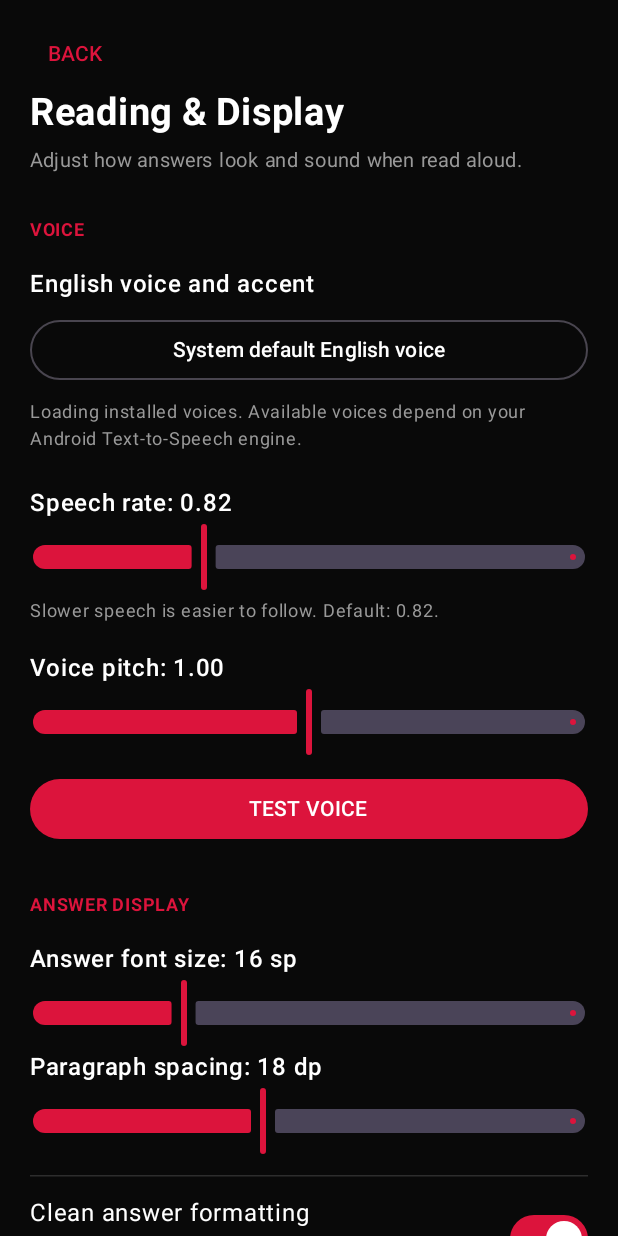
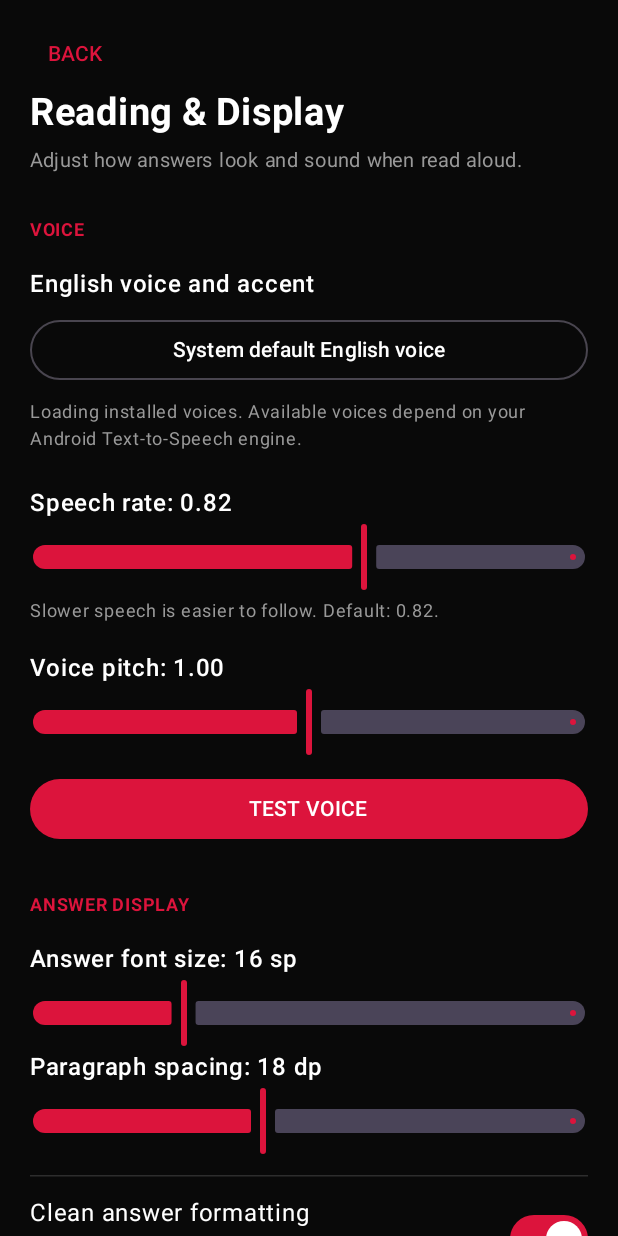
Before and after one commit to Fulltech-Inc-Networks/DevilsCuteHornsAI, an Android app built with Jetpack Compose: the composable ReadingSettingsScreen shown on its own in the app's theme, after a tap on "TEST VOICE", on a phone screen of 412 x 824 dp. Run offline under Robolectric (Android 15) with nearby library versions, the phone set to English and light mode, and no system bars.

Commit message:
Improve AI answer reading and playback settings

```diff
--- a/app/src/main/java/com/fulltech/devilscutehornsai/AppNavigation.kt
+++ b/app/src/main/java/com/fulltech/devilscutehornsai/AppNavigation.kt
@@ -965,7 +965,7 @@ private fun ReadingSettingsScreen(
             onValueChange = {
                 settings = settings.copy(speechRate = it)
             },
-            valueRange = 0.65f..1.2f
+            valueRange = 0.25f..1.2f
         )
         Text(
             "Slower speech is easier to follow. Default: 0.82.",
@@ -1090,6 +1090,106 @@ private fun ReadingSettingsScreen(
                 }
             )
         }
+
+        HorizontalDivider(color = AppMuted.copy(alpha = 0.25f))
+
+        Row(
+            modifier = Modifier
+                .fillMaxWidth()
+                .padding(vertical = 12.dp),
+            verticalAlignment = Alignment.CenterVertically
+        ) {
+            Column(modifier = Modifier.weight(1f)) {
+                Text("Repeat each question three times", color = Color.White)
+                Text(
+                    "Repeat selected question statements during playback.",
+                    color = AppMuted,
+                    fontSize = 12.sp,
+                    lineHeight = 17.sp
+                )
+            }
+            Switch(
+                checked = settings.repeatQuestionThreeTimes,
+                onCheckedChange = {
+                    settings = settings.copy(repeatQuestionThreeTimes = it)
+                }
+            )
+        }
+
+        HorizontalDivider(color = AppMuted.copy(alpha = 0.25f))
+
+        Row(
+            modifier = Modifier
+                .fillMaxWidth()
+                .padding(vertical = 12.dp),
+            verticalAlignment = Alignment.CenterVertically
+        ) {
+            Column(modifier = Modifier.weight(1f)) {
+                Text("Repeat each answer three times", color = Color.White)
+                Text(
+                    "Repeat every answer part three times for easier listening.",
+                    color = AppMuted,
+                    fontSize = 12.sp,
+                    lineHeight = 17.sp
+                )
+            }
+            Switch(
+                checked = settings.repeatAnswerThreeTimes,
+                onCheckedChange = {
+                    settings = settings.copy(repeatAnswerThreeTimes = it)
+                }
+            )
+        }
+
+        HorizontalDivider(color = AppMuted.copy(alpha = 0.25f))
+
+        Row(
+            modifier = Modifier
+                .fillMaxWidth()
+                .padding(vertical = 12.dp),
+            verticalAlignment = Alignment.CenterVertically
+        ) {
+            Column(modifier = Modifier.weight(1f)) {
+                Text("Bluetooth audio only", color = Color.White)
+                Text(
+                    "Pause speech when Bluetooth audio disconnects. "
+                        + "Requires a connected Bluetooth audio device.",
+                    color = AppMuted,
+                    fontSize = 12.sp,
+                    lineHeight = 17.sp
+                )
+            }
+
+            Switch(
+                checked = settings.bluetoothEarbudsOnly,
+                onCheckedChange = {
+                    settings = settings.copy(bluetoothEarbudsOnly = it)
+                }
+            )
+        }
+
+        OutlinedButton(
+            onClick = {
+                try {
+                    context.startActivity(
+                        android.content.Intent(
+                            android.provider.Settings.ACTION_BLUETOOTH_SETTINGS
+                        )
+                    )
+                } catch (_: android.content.ActivityNotFoundException) {
+                    android.widget.Toast.makeText(
+                        context,
+                        "Bluetooth settings are unavailable.",
+                        android.widget.Toast.LENGTH_SHORT
+                    ).show()
+                }
+            },
+            modifier = Modifier.fillMaxWidth()
+        ) {
+            Text("OPEN BLUETOOTH PAIRING", color = Color.White)
+        }
+
+        Spacer(modifier = Modifier.height(12.dp))
 
         OutlinedButton(
             onClick = {
@@ -1523,13 +1623,24 @@ private fun SessionDetailScreen(
         voiceEngine.applySettings(readingSettings)
     }
 
-    LaunchedEffect(session?.answerText, readingSettings) {
-        voiceEngine.setText(
-            DchAnswerFormatter.formatForSpeech(
+    LaunchedEffect(
+        session?.questionTextForSpeech,
+        session?.answerText,
+        readingSettings
+    ) {
+        voiceEngine.setContent(
+            questionText = DchAnswerFormatter.formatForSpeech(
+                session?.questionTextForSpeech.orEmpty(),
+                includeQuestionHeadings = true,
+                cleanFormatting = readingSettings.cleanFormatting
+            ),
+            answerText = DchAnswerFormatter.formatForDisplay(
                 session?.answerText.orEmpty(),
-                readingSettings.includeQuestionHeadings,
                 readingSettings.cleanFormatting
-            )
+            ),
+            includeQuestions = readingSettings.includeQuestionHeadings,
+            repeatQuestions = readingSettings.repeatQuestionThreeTimes,
+            repeatAnswers = readingSettings.repeatAnswerThreeTimes
         )
     }
 
--- a/app/src/main/java/com/fulltech/devilscutehornsai/DchReadingSettings.kt
+++ b/app/src/main/java/com/fulltech/devilscutehornsai/DchReadingSettings.kt
@@ -9,7 +9,10 @@ data class DchReadingSettings(
     val fontSize: Float = 16f,
     val paragraphSpacing: Float = 18f,
     val includeQuestionHeadings: Boolean = false,
-    val cleanFormatting: Boolean = true
+    val cleanFormatting: Boolean = true,
+    val repeatQuestionThreeTimes: Boolean = true,
+    val repeatAnswerThreeTimes: Boolean = true,
+    val bluetoothEarbudsOnly: Boolean = false
 )
 
 class DchReadingSettingsStore(context: Context) {
@@ -28,13 +31,16 @@ class DchReadingSettingsStore(context: Context) {
                 "include_question_headings",
                 false
             ),
-            cleanFormatting = preferences.getBoolean("clean_formatting", true)
+            cleanFormatting = preferences.getBoolean("clean_formatting", true),
+            repeatQuestionThreeTimes = preferences.getBoolean("repeat_question_three_times", true),
+            repeatAnswerThreeTimes = preferences.getBoolean("repeat_answer_three_times", true),
+            bluetoothEarbudsOnly = preferences.getBoolean("bluetooth_earbuds_only", false)
         )
     }
 
     fun save(settings: DchReadingSettings) {
         preferences.edit()
-            .putFloat("speech_rate", settings.speechRate.coerceIn(0.65f, 1.2f))
+            .putFloat("speech_rate", settings.speechRate.coerceIn(0.25f, 1.2f))
             .putFloat("speech_pitch", settings.speechPitch.coerceIn(0.8f, 1.2f))
             .putString("voice_name", settings.voiceName)
             .putFloat("font_size", settings.fontSize.coerceIn(13f, 24f))
@@ -47,6 +53,9 @@ class DchReadingSettingsStore(context: Context) {
                 settings.includeQuestionHeadings
             )
             .putBoolean("clean_formatting", settings.cleanFormatting)
+            .putBoolean("repeat_question_three_times", settings.repeatQuestionThreeTimes)
+            .putBoolean("repeat_answer_three_times", settings.repeatAnswerThreeTimes)
+            .putBoolean("bluetooth_earbuds_only", settings.bluetoothEarbudsOnly)
             .apply()
     }
 }
--- a/app/src/main/java/com/fulltech/devilscutehornsai/DchVoiceEngine.kt
+++ b/app/src/main/java/com/fulltech/devilscutehornsai/DchVoiceEngine.kt
@@ -1,6 +1,9 @@
 package com.fulltech.devilscutehornsai
 
 import android.content.Context
+import android.media.AudioDeviceCallback
+import android.media.AudioDeviceInfo
+import android.media.AudioManager
 import android.os.Handler
 import android.os.Looper
 import android.speech.tts.TextToSpeech
@@ -36,15 +39,50 @@ class DchVoiceEngine(context: Context) : TextToSpeech.OnInitListener {
     private var ready = false
     private var pendingPlay = false
     private var paused = false
-    private var parts = emptyList<String>()
+    private data class SpeechPart(
+        val text: String,
+        val repeatCount: Int
+    )
+
+    private var parts = emptyList<SpeechPart>()
+    private var currentRepeat = 1
     private var readingSettings = DchReadingSettings()
     var availableVoices by mutableStateOf<List<DchVoiceOption>>(emptyList())
         private set
     private var activeUtteranceId = ""
     private val mainHandler = Handler(Looper.getMainLooper())
+    private val appContext = context.applicationContext
+    private val audioManager = appContext.getSystemService(
+        Context.AUDIO_SERVICE
+    ) as AudioManager
+
+    private var bluetoothOutputAvailable = false
+
+    private val audioDeviceCallback = object : AudioDeviceCallback() {
+        override fun onAudioDevicesAdded(
+            addedDevices: Array<out AudioDeviceInfo>
+        ) {
+            mainHandler.post {
+                refreshBluetoothOutputAvailability()
+            }
+        }
+
+        override fun onAudioDevicesRemoved(
+            removedDevices: Array<out AudioDeviceInfo>
+        ) {
+            mainHandler.post {
+                refreshBluetoothOutputAvailability()
+            }
+        }
+    }
 
     init {
-        engine = TextToSpeech(context.applicationContext, this)
+        audioManager.registerAudioDeviceCallback(
+            audioDeviceCallback,
+            mainHandler
+        )
+        refreshBluetoothOutputAvailability()
+        engine = TextToSpeech(appContext, this)
     }
 
     override fun onInit(result: Int) {
@@ -69,6 +107,7 @@ class DchVoiceEngine(context: Context) : TextToSpeech.OnInitListener {
         refreshAvailableVoices()
         applyVoiceSettings()
         status = "Ready"
+        refreshBluetoothOutputAvailability()
 
         engine?.setOnUtteranceProgressListener(
             object : UtteranceProgressListener() {
@@ -87,9 +126,16 @@ class DchVoiceEngine(context: Context) : TextToSpeech.OnInitListener {
                     mainHandler.post {
                         if (id == activeUtteranceId) {
                             activeUtteranceId = ""
+
                             if (currentPart < parts.size) {
+                                val part = parts[currentPart]
+
+                                if (currentRepeat < part.repeatCount) {
+                                    currentRepeat++
+                                    speakCurrentPart()
+                                } else {
+                                    currentRepeat = 1
                                     currentPart++
-                            }
 
                                     if (currentPart < parts.size) {
                                         speakCurrentPart()
@@ -97,6 +143,8 @@ class DchVoiceEngine(context: Context) : TextToSpeech.OnInitListener {
                                         isPlaying = false
                                         paused = false
                                         status = "Finished"
+                                    }
+                                }
                             }
                         }
                     }
@@ -138,7 +186,49 @@ class DchVoiceEngine(context: Context) : TextToSpeech.OnInitListener {
 
     fun applySettings(settings: DchReadingSettings) {
         readingSettings = settings
+        refreshBluetoothOutputAvailability()
         if (ready) applyVoiceSettings()
+    }
+
+    private fun hasBluetoothAudioOutput(): Boolean {
+        val bluetoothTypes = setOf(
+            AudioDeviceInfo.TYPE_BLUETOOTH_A2DP,
+            AudioDeviceInfo.TYPE_BLUETOOTH_SCO,
+            AudioDeviceInfo.TYPE_HEARING_AID,
+            AudioDeviceInfo.TYPE_BLE_HEADSET,
+            AudioDeviceInfo.TYPE_BLE_SPEAKER
+        )
+
+        return audioManager
+            .getDevices(AudioManager.GET_DEVICES_OUTPUTS)
+            .any { it.isSink && it.type in bluetoothTypes }
+    }
+
+    private fun refreshBluetoothOutputAvailability() {
+        bluetoothOutputAvailable = hasBluetoothAudioOutput()
+
+        if (
+            readingSettings.bluetoothEarbudsOnly &&
+            !bluetoothOutputAvailable
+        ) {
+            if (activeUtteranceId.isNotEmpty() || isPlaying) {
+                activeUtteranceId = ""
+                engine?.stop()
+                pendingPlay = false
+                paused = true
+                isPlaying = false
+            }
+
+            status = "Bluetooth earbuds disconnected. Playback paused."
+        } else if (
+            status == "Bluetooth earbuds disconnected. Playback paused."
+        ) {
+            status = if (parts.isEmpty()) {
+                "No answer available to read."
+            } else {
+                "Ready"
+            }
+        }
     }
 
     private fun refreshAvailableVoices() {
@@ -195,8 +285,48 @@ class DchVoiceEngine(context: Context) : TextToSpeech.OnInitListener {
         paused = false
         isPlaying = false
 
-        parts = splitText(text)
+        parts = splitText(text).map {
+            SpeechPart(it, 1)
+        }
         currentPart = 0
+        currentRepeat = 1
+        totalParts = parts.size
+
+        status = if (parts.isEmpty()) {
+            "No answer available to read."
+        } else {
+            "Ready"
+        }
+    }
+
+    fun setContent(
+        questionText: String,
+        answerText: String,
+        includeQuestions: Boolean,
+        repeatQuestions: Boolean,
+        repeatAnswers: Boolean
+    ) {
+        activeUtteranceId = ""
+        engine?.stop()
+        pendingPlay = false
+        paused = false
+        isPlaying = false
+
+        val questionParts = if (includeQuestions) {
+            splitText(questionText).map {
+                SpeechPart(it, if (repeatQuestions) 3 else 1)
+            }
+        } else {
+            emptyList()
+        }
+
+        val answerParts = splitText(answerText).map {
+            SpeechPart(it, if (repeatAnswers) 3 else 1)
+        }
+
+        parts = questionParts + answerParts
+        currentPart = 0
+        currentRepeat = 1
         totalParts = parts.size
 
         status = if (parts.isEmpty()) {
@@ -215,6 +345,7 @@ class DchVoiceEngine(context: Context) : TextToSpeech.OnInitListener {
 
         if (currentPart >= parts.size) {
             currentPart = 0
+            currentRepeat = 1
         }
 
         if (!ready) {
@@ -247,6 +378,7 @@ class DchVoiceEngine(context: Context) : TextToSpeech.OnInitListener {
 
         if (currentPart >= parts.size) {
             currentPart = 0
+            currentRepeat = 1
         }
 
         paused = false
@@ -257,6 +389,7 @@ class DchVoiceEngine(context: Context) : TextToSpeech.OnInitListener {
         if (parts.isEmpty()) return
 
         currentPart = 0
+        currentRepeat = 1
         paused = false
 
         if (!ready) {
@@ -275,6 +408,7 @@ class DchVoiceEngine(context: Context) : TextToSpeech.OnInitListener {
         pendingPlay = false
         paused = false
         isPlaying = false
+        currentRepeat = 1
 
         if (currentPart < parts.lastIndex) {
             currentPart++
@@ -296,6 +430,17 @@ class DchVoiceEngine(context: Context) : TextToSpeech.OnInitListener {
     private fun speakCurrentPart() {
         if (!ready || parts.isEmpty()) return
 
+        if (
+            readingSettings.bluetoothEarbudsOnly &&
+            !hasBluetoothAudioOutput()
+        ) {
+            pendingPlay = false
+            paused = true
+            isPlaying = false
+            status = "Connect Bluetooth earbuds before playing."
+            return
+        }
+
         if (currentPart >= parts.size) {
             isPlaying = false
             status = "Finished"
@@ -308,7 +453,7 @@ class DchVoiceEngine(context: Context) : TextToSpeech.OnInitListener {
         status = "Starting playback..."
 
         val result = engine?.speak(
-            parts[currentPart],
+            parts[currentPart].text,
             TextToSpeech.QUEUE_FLUSH,
             null,
             utteranceId
@@ -377,6 +522,7 @@ class DchVoiceEngine(context: Context) : TextToSpeech.OnInitListener {
     }
 
     fun shutdown() {
+        audioManager.unregisterAudioDeviceCallback(audioDeviceCallback)
         pendingPlay = false
         activeUtteranceId = ""
         isPlaying = false
```
Also changed, not shown: app/src/main/java/com/fulltech/devilscutehornsai/CameraScreen.kt (+37 -5 lines), app/src/main/java/com/fulltech/devilscutehornsai/DchAnswerFormatter.kt (+42 -0 lines), app/src/main/java/com/fulltech/devilscutehornsai/DchProcessingWorker.kt (+7 -3 lines), app/src/main/java/com/fulltech/devilscutehornsai/SessionRepository.kt (+9 -3 lines). Lines whose indentation alone changed are shown as unchanged.
